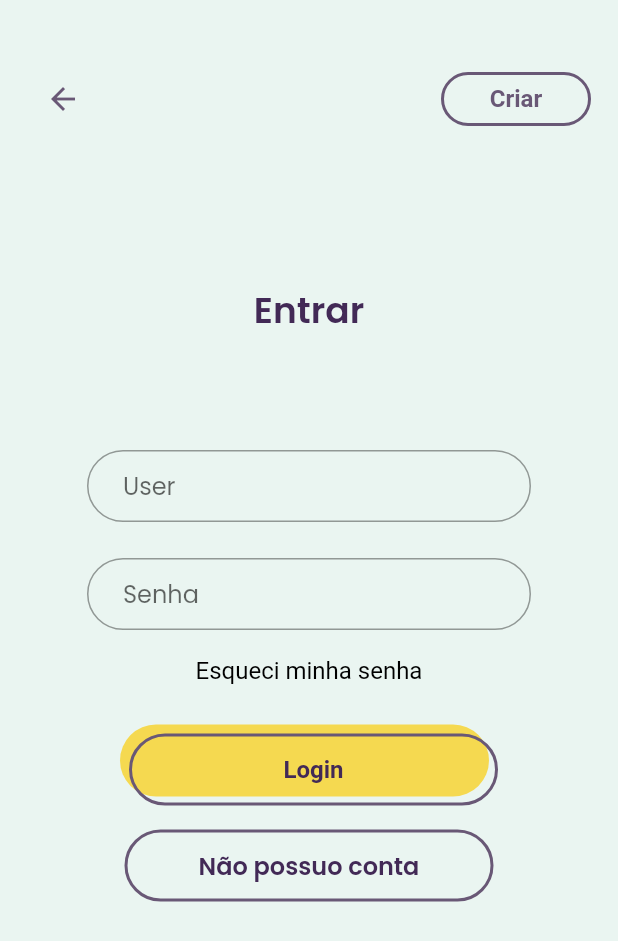
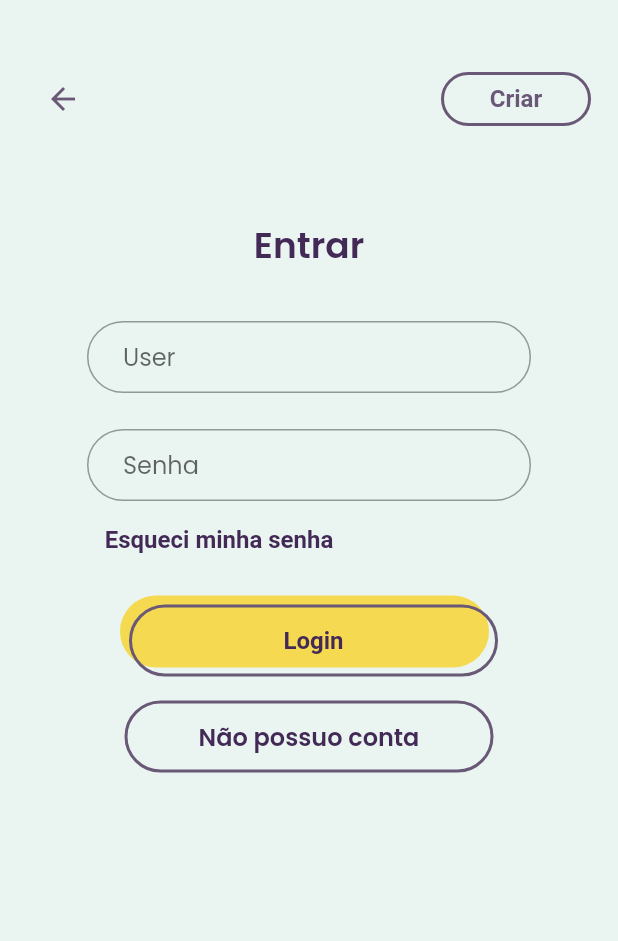
Before and after one commit to jorgelucasalm/Linguini, a Flutter app: the screen it shows after launch, on a phone screen of 412 x 824 dp. Shown: the top 941 px of the screen. Run offline on Flutter 3.47's test engine with Material 2 defaults, Android fonts, the phone set to English and light mode, and no system bars.

Commit message:
fix: alinhando à esquerda botão 'Esqueci minha senha' e alterando a cor da fonte para a dos demais textos

```diff
--- a/lib/src/pages/login_page.dart
+++ b/lib/src/pages/login_page.dart
@@ -26,7 +26,7 @@ class _LoginPageState extends State<LoginPage> {
                   textButton: 'Criar',
                 ),
                 const Padding(
-                  padding: EdgeInsets.all(75),
+                  padding: EdgeInsets.all(32),
                   child: Text(
                     "Entrar",
                     style: TextStyle(
@@ -51,12 +51,13 @@ class _LoginPageState extends State<LoginPage> {
                     )),
               TextButton(
               style: TextButton.styleFrom(
-                primary: Colors.black,
-                textStyle: const TextStyle(fontSize: 16),
-                  padding: EdgeInsets.only(bottom:24),
+                primary: Color(0xff422956),
+                textStyle: const TextStyle(fontSize: 16, fontWeight: FontWeight.w600),
+                  padding: EdgeInsets.only(bottom:26, right:120),
               ),
               onPressed: () {},
-              child: const Text('Esqueci minha senha',)
+              child: const Text('Esqueci minha senha',
+                  )
               ),
                 const StyledButton(text: 'Login'),
                 const SizedBox(height: 16),
```
